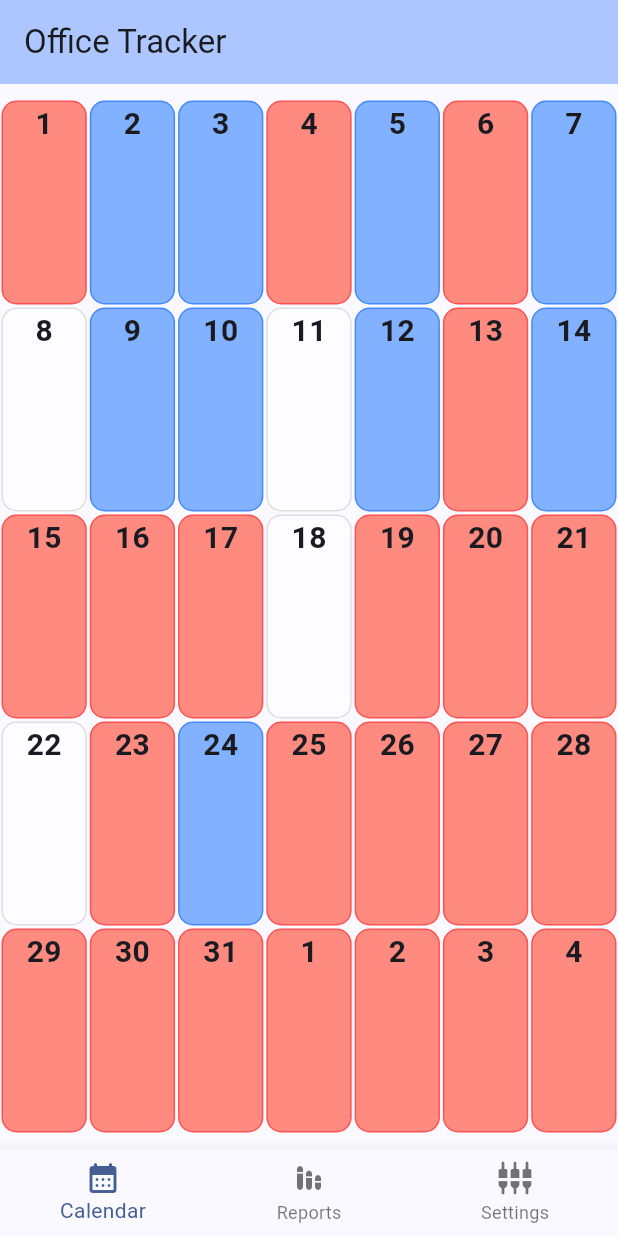
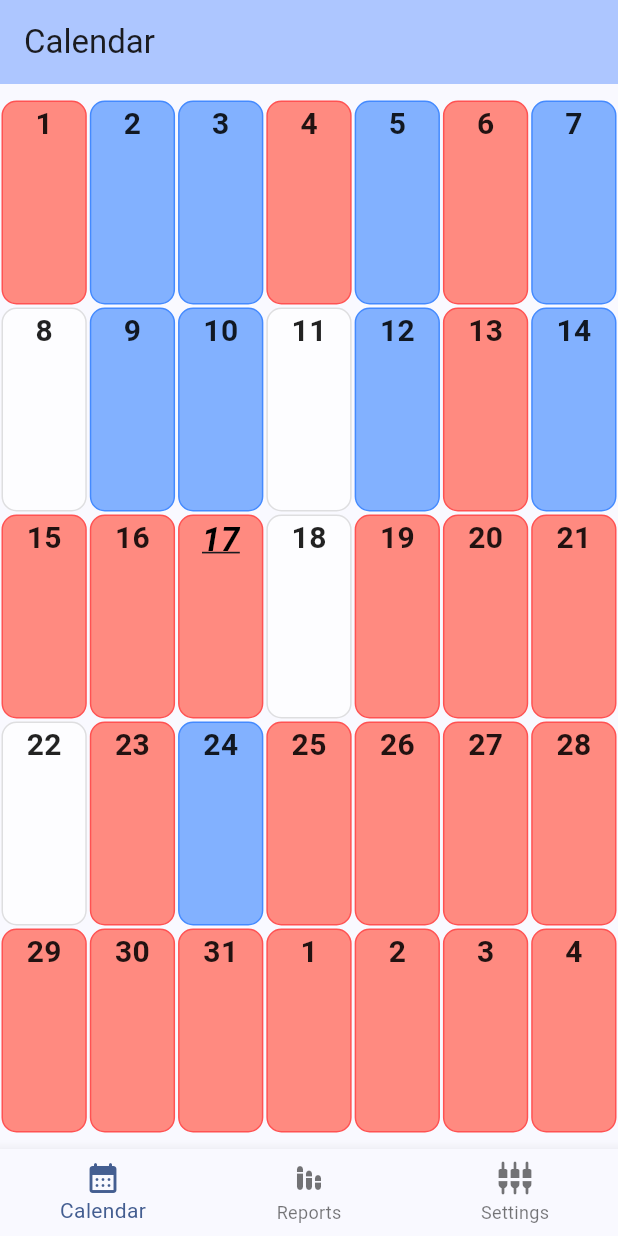
Before and after one commit to fmolina199/office-tracker, a Flutter app: the screen it shows after launch, on a phone screen of 412 x 824 dp. Run offline on Flutter 3.47's test engine with Material 3 defaults, Android fonts, the phone set to English and light mode, and no system bars; our stand-ins replace flutter_local_notifications, geolocator, logger.

Commit message:
Calendar - Day

```diff
--- a/lib/screens/calendar_screen.dart
+++ b/lib/screens/calendar_screen.dart
@@ -13,7 +13,12 @@ class CalendarScreen extends StatefulWidget {
 class _CalendarScreenState extends State<CalendarScreen> {
   @override
   Widget build(BuildContext context) {
-    return Padding(
+    return ConstrainedBox(
+      constraints: BoxConstraints(
+        maxWidth: 1000,
+        maxHeight: 1000,
+      ),
+      child: Padding(
         padding: const EdgeInsets.symmetric(vertical: formHorizontalPadding),
         child: Column(
           children: [
@@ -48,7 +53,7 @@ class _CalendarScreenState extends State<CalendarScreen> {
                 children: [
                   CalendarTile(text: '15', presenceStatus: PresenceEnum.notPresent),
                   CalendarTile(text: '16', presenceStatus: PresenceEnum.notPresent),
-                CalendarTile(text: '17', presenceStatus: PresenceEnum.notPresent),
+                  CalendarTile(text: '17', presenceStatus: PresenceEnum.notPresent, isToday: true,),
                   CalendarTile(text: '18', presenceStatus: PresenceEnum.dayOff),
                   CalendarTile(text: '19', presenceStatus: PresenceEnum.notPresent),
                   CalendarTile(text: '20', presenceStatus: PresenceEnum.notPresent),
@@ -84,6 +89,7 @@ class _CalendarScreenState extends State<CalendarScreen> {
             ),
           ],
         ),
+      ),
     );
   }
 }
--- a/lib/screens/home_screen.dart
+++ b/lib/screens/home_screen.dart
@@ -5,9 +5,7 @@ import 'package:office_tracker/screens/settings_screen.dart';
 import 'package:office_tracker/utils/logging_util.dart';
 
 class HomeScreen extends StatefulWidget {
-  final String title;
-
-  const HomeScreen({super.key, required this.title});
+  const HomeScreen({super.key});
 
   @override
   State<HomeScreen> createState() => _HomeScreenState();
@@ -15,6 +13,12 @@ class HomeScreen extends StatefulWidget {
 
 class _HomeScreenState extends State<HomeScreen> {
   static final _log = LoggingUtil('_HomeScreenState');
+
+  static final _titles = [
+    'Calendar',
+    'Reports',
+    'Settings',
+  ];
 
   final List<Widget> _widgets = <Widget>[
     CalendarScreen(),
@@ -30,7 +34,7 @@ class _HomeScreenState extends State<HomeScreen> {
     return Scaffold(
       appBar: AppBar(
         backgroundColor: Theme.of(context).colorScheme.inversePrimary,
-        title: Text(widget.title),
+        title: Text(_titles.elementAt(_selectedIndex)),
       ),
       body: Center(
         child: _widgets.elementAt(_selectedIndex),
--- a/lib/screens/main_app.dart
+++ b/lib/screens/main_app.dart
@@ -13,7 +13,7 @@ class MainApp extends StatelessWidget {
       theme: ThemeData(
         colorScheme: ColorScheme.fromSeed(seedColor: mainColor),
       ),
-      home: const HomeScreen(title: 'Office Tracker'),
+      home: const HomeScreen(),
     );
   }
 }
--- a/lib/widgets/calendar/widgets/calendar_tile.dart
+++ b/lib/widgets/calendar/widgets/calendar_tile.dart
@@ -4,21 +4,18 @@ import 'package:office_tracker/widgets/calendar/model/presence_options.dart';
 class CalendarTile extends StatelessWidget {
   final String text;
   final PresenceEnum presenceStatus;
+  final bool isToday;
 
   const CalendarTile({
     super.key,
     required this.text,
     required this.presenceStatus,
+    this.isToday = false,
   });
 
   @override
   Widget build(BuildContext context) {
     return Expanded(
-      child: ConstrainedBox(
-        constraints: BoxConstraints(
-          maxHeight: 200,
-          maxWidth: 200,
-        ),
       child: Padding(
         padding: const EdgeInsets.all(1.0),
         child: Container(
@@ -36,15 +33,17 @@ class CalendarTile extends StatelessWidget {
               Text(
                 text,
                 style: TextStyle(
-                    fontSize: 20,
+                  fontSize: (isToday) ? 22 : 20,
                   fontWeight: FontWeight.bold,
+                  fontStyle: (isToday) ? FontStyle.italic : null,
+                  decoration: (isToday) ? TextDecoration.underline : null,
+                  color: (isToday) ? Colors.black : Colors.black87,
                 ),
               )
             ],
           ),
         ),
       ),
-      ),
     );
   }
 }
```
Also changed, not shown: lib/widgets/tracker_history/model/day_history.dart (+14 -16 lines). Lines whose indentation alone changed are shown as unchanged.
